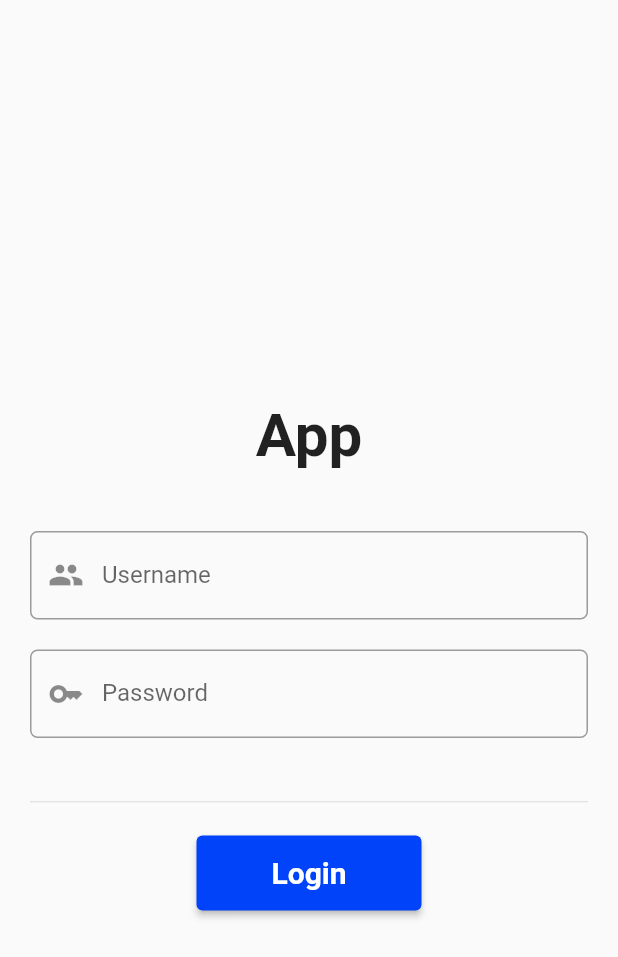
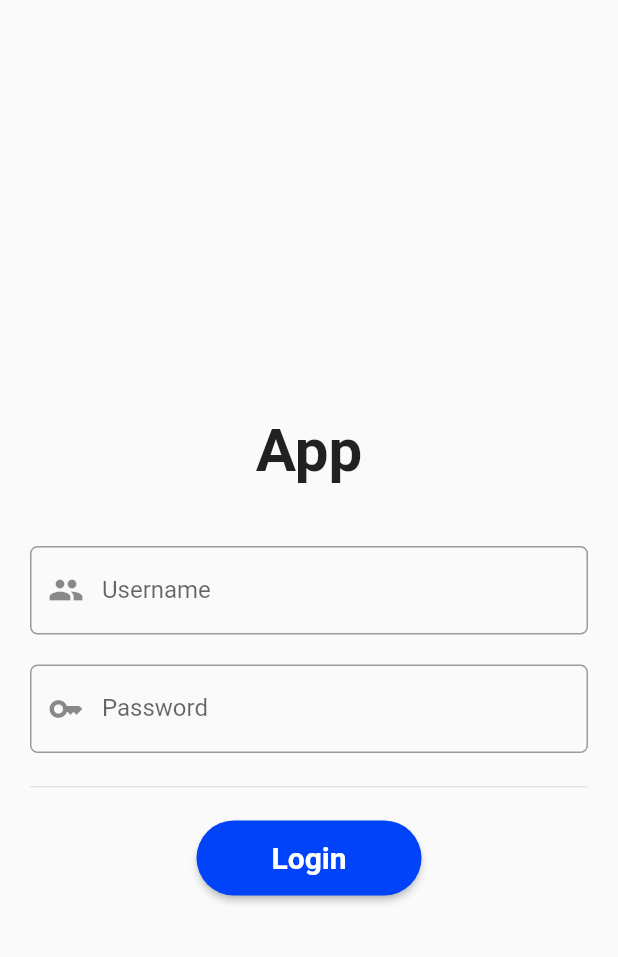
Before and after one commit to Whyu2/App_flutter, a Flutter app: the screen it shows after launch, on a phone screen of 412 x 824 dp. Shown: the top 957 px of the screen. Run offline on Flutter 3.47's test engine with Material 2 defaults, Android fonts, the phone set to English and light mode, and no system bars; our stand-ins replace dropdown_search, shared_preferences.

Commit message:
change button login

```diff
--- a/lib/home.dart
+++ b/lib/home.dart
@@ -349,11 +349,14 @@ class MyHomeState extends State<MyHome> {
                     ),
                     Row(children: [
                       Container(
+
                         margin: const EdgeInsets.only(
                           left: 10.0,
                           bottom: 10.0,
                         ),
+
                         child: CircleAvatar(
+
                             radius: 20,
                             backgroundColor: Color.fromARGB(255, 0, 67, 249),
                             child: IconButton(
--- a/lib/main.dart
+++ b/lib/main.dart
@@ -91,13 +91,17 @@ class MyLoginFormState extends State<MyLoginForm> {
                     password = passwordValue;
                   },
                 ),
-                SizedBox(height: 40),
+                SizedBox(height: 20),
                 Divider(
                   height: 5.0,
                 ),
                 SizedBox(height: 20),
                 ElevatedButton(
                   style: ElevatedButton.styleFrom(
+                    shape: RoundedRectangleBorder(
+                      borderRadius: BorderRadius.circular(25),
+                    ),
+                    // elevation: 10.0,
                     backgroundColor: Color.fromARGB(255, 0, 67, 249),
                     onPrimary: Colors.white,
                     minimumSize: Size(150, 50), //////// HERE
```
